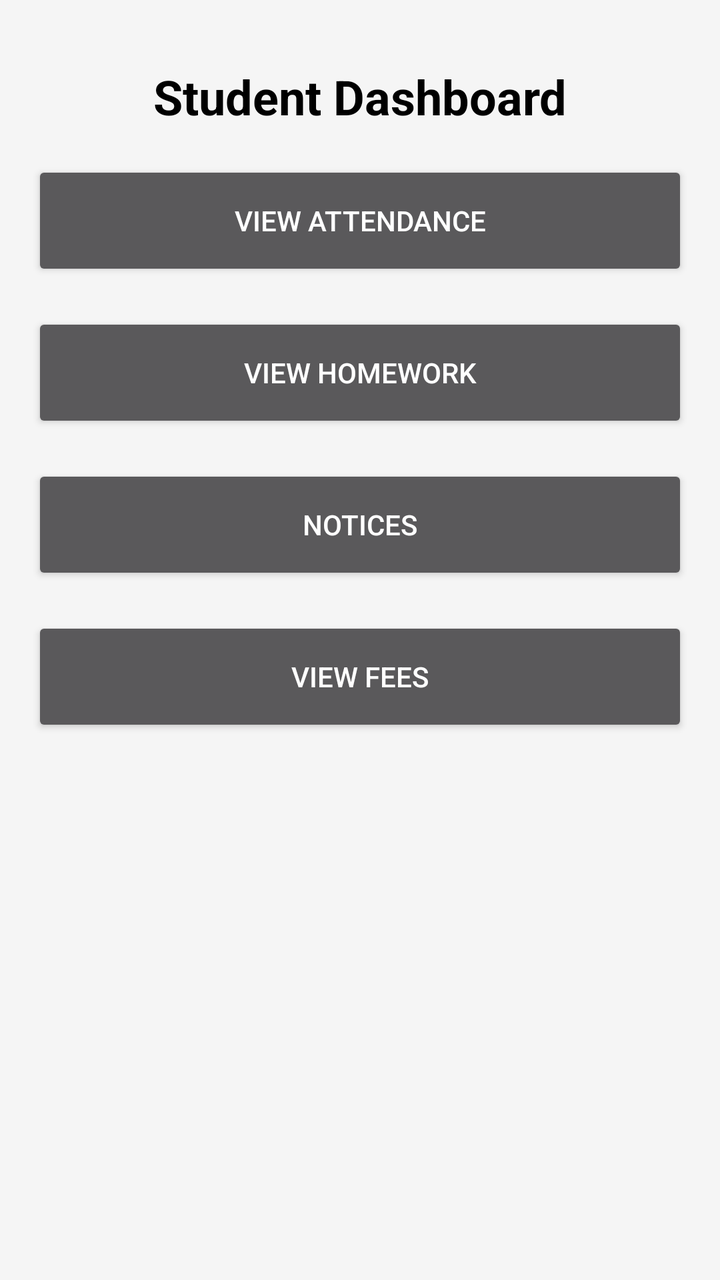
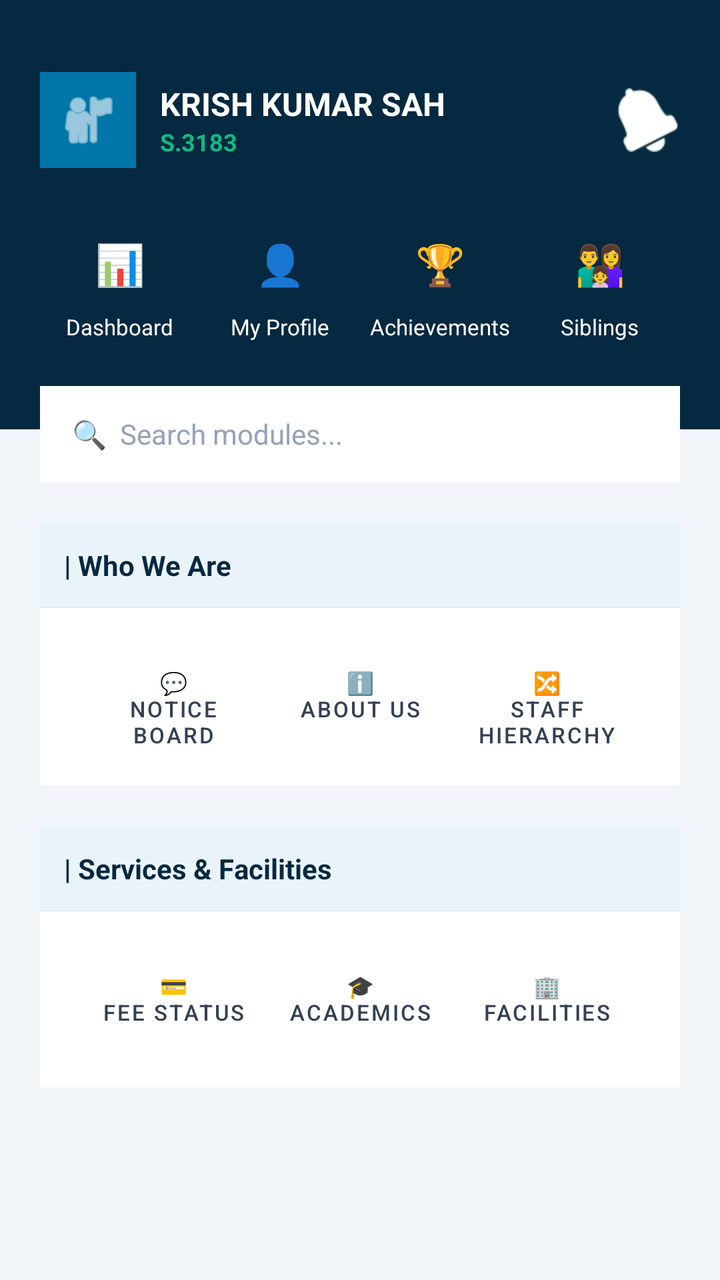

An Android layout rendered at two revisions. The XML below is the earlier revision; the diff shows what the commit changed to produce the second picture.
<!-- AndroidManifest.xml: application theme Theme.SchoolPortalAndroid -->
<!-- res/layout/activity_student_dashboard.xml -->
<?xml version="1.0" encoding="utf-8"?>
<LinearLayout xmlns:android="http://schemas.android.com/apk/res/android"
    android:layout_width="match_parent"
    android:layout_height="match_parent"
    android:orientation="vertical"
    android:padding="16dp"
    android:background="@color/background_light">

    <TextView
        android:layout_width="match_parent"
        android:layout_height="wrap_content"
        android:text="Student Dashboard"
        android:textSize="24sp"
        android:textStyle="bold"
        android:textColor="@color/black"
        android:gravity="center"
        android:padding="16dp"/>

    <Button
        android:id="@+id/btnAttendanceView"
        android:layout_width="match_parent"
        android:layout_height="60dp"
        android:text="View Attendance"
        android:layout_marginBottom="16dp"/>

    <Button
        android:id="@+id/btnHomeworkView"
        android:layout_width="match_parent"
        android:layout_height="60dp"
        android:text="View Homework"
        android:layout_marginBottom="16dp"/>

    <Button
        android:id="@+id/btnNotices"
        android:layout_width="match_parent"
        android:layout_height="60dp"
        android:text="Notices"
        android:layout_marginBottom="16dp"/>

    <Button
        android:id="@+id/btnFeesView"
        android:layout_width="match_parent"
        android:layout_height="60dp"
        android:text="View Fees"/>

</LinearLayout>
<!-- resources referenced by this layout -->
<resources>
  <color name="background_light">#F5F5F5</color>
  <color name="black">#000000</color>
  <style name="Theme.SchoolPortalAndroid" parent="Theme.MaterialComponents.NoActionBar">
          
          <item name="colorPrimary">@color/primary</item>
          <item name="colorPrimaryVariant">@color/primary_variant</item>
          <item name="colorOnPrimary">@color/black</item>
          
          
          <item name="colorSecondary">@color/secondary</item>
          <item name="colorOnSecondary">@color/white</item>
          
          
          <item name="android:statusBarColor">@color/background_dark</item>
          <item name="android:windowBackground">@color/background_dark</item>
          <item name="android:textColor">@color/text_primary</item>
      </style>
  <color name="primary">#00E5FF</color>
  <color name="primary_variant">#00B8D4</color>
  <color name="secondary">#7C4DFF</color>
  <color name="white">#FFFFFF</color>
  <color name="background_dark">#121212</color>
  <color name="text_primary">#FFFFFF</color>
</resources>

<!-- the commit's change to res/layout/activity_student_dashboard.xml (unified diff, before → after) -->
@@ -1,46 +1,327 @@
 <?xml version="1.0" encoding="utf-8"?>
-<LinearLayout xmlns:android="http://schemas.android.com/apk/res/android"
+<ScrollView xmlns:android="http://schemas.android.com/apk/res/android"
+    xmlns:app="http://schemas.android.com/apk/res-auto"
     android:layout_width="match_parent"
     android:layout_height="match_parent"
-    android:orientation="vertical"
-    android:padding="16dp"
-    android:background="@color/background_light">
-
-    <TextView
+    android:fillViewport="true"
+    android:background="#F1F5F9">
+
+    <LinearLayout
         android:layout_width="match_parent"
         android:layout_height="wrap_content"
-        android:text="Student Dashboard"
-        android:textSize="24sp"
-        android:textStyle="bold"
-        android:textColor="@color/black"
-        android:gravity="center"
-        android:padding="16dp"/>
-
-    <Button
-        android:id="@+id/btnAttendanceView"
-        android:layout_width="match_parent"
-        android:layout_height="60dp"
-        android:text="View Attendance"
-        android:layout_marginBottom="16dp"/>
-
-    <Button
-        android:id="@+id/btnHomeworkView"
-        android:layout_width="match_parent"
-        android:layout_height="60dp"
-        android:text="View Homework"
-        android:layout_marginBottom="16dp"/>
-
-    <Button
-        android:id="@+id/btnNotices"
-        android:layout_width="match_parent"
-        android:layout_height="60dp"
-        android:text="Notices"
-        android:layout_marginBottom="16dp"/>
-
-    <Button
-        android:id="@+id/btnFeesView"
-        android:layout_width="match_parent"
-        android:layout_height="60dp"
-        android:text="View Fees"/>
-
-</LinearLayout>
+        android:orientation="vertical">
+
+        
+        <LinearLayout
+            android:layout_width="match_parent"
+            android:layout_height="wrap_content"
+            android:orientation="vertical"
+            android:background="#042940"
+            android:paddingTop="36dp"
+            android:paddingHorizontal="20dp"
+            android:paddingBottom="44dp">
+
+            
+            <RelativeLayout
+                android:layout_width="match_parent"
+                android:layout_height="wrap_content"
+                android:layout_marginBottom="24dp">
+
+                <ImageView
+                    android:id="@+id/ivAvatar"
+                    android:layout_width="48dp"
+                    android:layout_height="48dp"
+                    android:src="@android:drawable/ic_menu_myplaces"
+                    app:tint="@android:color/white"
+                    android:background="#0076a8"
+                    android:padding="8dp"
+                    android:layout_alignParentStart="true" />
+
+                <LinearLayout
+                    android:layout_width="wrap_content"
+                    android:layout_height="wrap_content"
+                    android:orientation="vertical"
+                    android:layout_toEndOf="@id/ivAvatar"
+                    android:layout_marginStart="12dp"
+                    android:layout_centerVertical="true">
+
+                    <TextView
+                        android:id="@+id/tvStudentName"
+                        android:layout_width="wrap_content"
+                        android:layout_height="wrap_content"
+                        android:text="KRISH KUMAR SAH"
+                        android:textSize="16sp"
+                        android:textStyle="bold"
+                        android:textColor="@android:color/white" />
+
+                    <TextView
+                        android:id="@+id/tvStudentCode"
+                        android:layout_width="wrap_content"
+                        android:layout_height="wrap_content"
+                        android:text="S.3183"
+                        android:textSize="12sp"
+                        android:textStyle="bold"
+                        android:textColor="#10B981" />
+                </LinearLayout>
+
+                <ImageView
+                    android:id="@+id/btnNotificationBell"
+                    android:layout_width="32dp"
+                    android:layout_height="32dp"
+                    android:src="@android:drawable/ic_popup_reminder"
+                    app:tint="@android:color/white"
+                    android:layout_alignParentEnd="true"
+                    android:layout_centerVertical="true" />
+            </RelativeLayout>
+
+            
+            <LinearLayout
+                android:layout_width="match_parent"
+                android:layout_height="wrap_content"
+                android:orientation="horizontal"
+                android:weightSum="4">
+
+                <LinearLayout
+                    android:layout_width="0dp"
+                    android:layout_height="wrap_content"
+                    android:layout_weight="1"
+                    android:orientation="vertical"
+                    android:gravity="center">
+
+                    <TextView
+                        android:layout_width="48dp"
+                        android:layout_height="48dp"
+                        android:text="📊"
+                        android:textSize="20sp"
+                        android:gravity="center"
+                        android:background="?attr/selectableItemBackgroundBorderless" />
+
+                    <TextView
+                        android:layout_width="wrap_content"
+                        android:layout_height="wrap_content"
+                        android:text="Dashboard"
+                        android:textSize="11sp"
+                        android:textColor="@android:color/white" />
+                </LinearLayout>
+
+                <LinearLayout
+                    android:layout_width="0dp"
+                    android:layout_height="wrap_content"
+                    android:layout_weight="1"
+                    android:orientation="vertical"
+                    android:gravity="center">
+
+                    <TextView
+                        android:layout_width="48dp"
+                        android:layout_height="48dp"
+                        android:text="👤"
+                        android:textSize="20sp"
+                        android:gravity="center" />
+
+                    <TextView
+                        android:layout_width="wrap_content"
+                        android:layout_height="wrap_content"
+                        android:text="My Profile"
+                        android:textSize="11sp"
+                        android:textColor="@android:color/white" />
+                </LinearLayout>
+
+                <LinearLayout
+                    android:layout_width="0dp"
+                    android:layout_height="wrap_content"
+                    android:layout_weight="1"
+                    android:orientation="vertical"
+                    android:gravity="center">
+
+                    <TextView
+                        android:layout_width="48dp"
+                        android:layout_height="48dp"
+                        android:text="🏆"
+                        android:textSize="20sp"
+                        android:gravity="center" />
+
+                    <TextView
+                        android:layout_width="wrap_content"
+                        android:layout_height="wrap_content"
+                        android:text="Achievements"
+                        android:textSize="11sp"
+                        android:textColor="@android:color/white" />
+                </LinearLayout>
+
+                <LinearLayout
+                    android:layout_width="0dp"
+                    android:layout_height="wrap_content"
+                    android:layout_weight="1"
+                    android:orientation="vertical"
+                    android:gravity="center">
+
+                    <TextView
+                        android:layout_width="48dp"
+                        android:layout_height="48dp"
+                        android:text="👨‍👩‍👧"
+                        android:textSize="20sp"
+                        android:gravity="center" />
+
+                    <TextView
+                        android:layout_width="wrap_content"
+                        android:layout_height="wrap_content"
+                        android:text="Siblings"
+                        android:textSize="11sp"
+                        android:textColor="@android:color/white" />
+                </LinearLayout>
+            </LinearLayout>
+        </LinearLayout>
+
+        
+        <FrameLayout
+            android:layout_width="match_parent"
+            android:layout_height="wrap_content"
+            android:paddingHorizontal="20dp"
+            android:layout_marginTop="-22dp">
+
+            <EditText
+                android:layout_width="match_parent"
+                android:layout_height="48dp"
+                android:background="@android:color/white"
+                android:hint="🔍  Search modules..."
+                android:textColorHint="#94A3B8"
+                android:textSize="14sp"
+                android:paddingHorizontal="16dp"
+                android:elevation="4dp" />
+        </FrameLayout>
+
+        
+        <LinearLayout
+            android:layout_width="match_parent"
+            android:layout_height="wrap_content"
+            android:orientation="vertical"
+            android:padding="20dp">
+
+            
+            <LinearLayout
+                android:layout_width="match_parent"
+                android:layout_height="wrap_content"
+                android:orientation="vertical"
+                android:layout_marginBottom="20dp">
+
+                <TextView
+                    android:layout_width="match_parent"
+                    android:layout_height="wrap_content"
+                    android:text="| Who We Are"
+                    android:textSize="14sp"
+                    android:textStyle="bold"
+                    android:textColor="#042940"
+                    android:background="#EBF3FA"
+                    android:padding="12dp" />
+
+                <LinearLayout
+                    android:layout_width="match_parent"
+                    android:layout_height="wrap_content"
+                    android:orientation="vertical"
+                    android:background="@android:color/white"
+                    android:padding="20dp"
+                    android:elevation="2dp">
+
+                    <LinearLayout
+                        android:layout_width="match_parent"
+                        android:layout_height="wrap_content"
+                        android:orientation="horizontal"
+                        android:weightSum="3">
+
+                        <Button
+                            android:id="@+id/btnNotices"
+                            style="@style/Widget.MaterialComponents.Button.TextButton"
+                            android:layout_width="0dp"
+                            android:layout_height="wrap_content"
+                            android:layout_weight="1"
+                            android:text="💬\nNotice Board"
+                            android:textColor="#334155"
+                            android:textSize="11sp" />
+
+                        <Button
+                            android:id="@+id/btnAttendanceView"
+                            style="@style/Widget.MaterialComponents.Button.TextButton"
+                            android:layout_width="0dp"
+                            android:layout_height="wrap_content"
+                            android:layout_weight="1"
+                            android:text="ℹ️\nAbout Us"
+                            android:textColor="#334155"
+                            android:textSize="11sp" />
+
+                        <Button
+                            android:id="@+id/btnHomeworkView"
+                            style="@style/Widget.MaterialComponents.Button.TextButton"
+                            android:layout_width="0dp"
+                            android:layout_height="wrap_content"
+                            android:layout_weight="1"
+                            android:text="🔀\nStaff Hierarchy"
+                            android:textColor="#334155"
+                            android:textSize="11sp" />
+                    </LinearLayout>
+                </LinearLayout>
+            </LinearLayout>
+
+            
+            <LinearLayout
+                android:layout_width="match_parent"
+                android:layout_height="wrap_content"
+                android:orientation="vertical"
+                android:layout_marginBottom="20dp">
+
+                <TextView
+                    android:layout_width="match_parent"
+                    android:layout_height="wrap_content"
+                    android:text="| Services &amp; Facilities"
+                    android:textSize="14sp"
+                    android:textStyle="bold"
+                    android:textColor="#042940"
+                    android:background="#EBF3FA"
+                    android:padding="12dp" />
+
+                <LinearLayout
+                    android:layout_width="match_parent"
+                    android:layout_height="wrap_content"
+                    android:orientation="vertical"
+                    android:background="@android:color/white"
+                    android:padding="20dp"
+                    android:elevation="2dp">
+
+                    <LinearLayout
+                        android:layout_width="match_parent"
+                        android:layout_height="wrap_content"
+                        android:orientation="horizontal"
+                        android:weightSum="3">
+
+                        <Button
+                            android:id="@+id/btnFeesView"
+                            style="@style/Widget.MaterialComponents.Button.TextButton"
+                            android:layout_width="0dp"
+                            android:layout_height="wrap_content"
+                            android:layout_weight="1"
+                            android:text="💳\nFee Status"
+                            android:textColor="#334155"
+                            android:textSize="11sp" />
+
+                        <Button
+                            style="@style/Widget.MaterialComponents.Button.TextButton"
+                            android:layout_width="0dp"
+                            android:layout_height="wrap_content"
+                            android:layout_weight="1"
+                            android:text="🎓\nAcademics"
+                            android:textColor="#334155"
+                            android:textSize="11sp" />
+
+                        <Button
+                            style="@style/Widget.MaterialComponents.Button.TextButton"
+                            android:layout_width="0dp"
+                            android:layout_height="wrap_content"
+                            android:layout_weight="1"
+                            android:text="🏢\nFacilities"
+                            android:textColor="#334155"
+                            android:textSize="11sp" />
+                    </LinearLayout>
+                </LinearLayout>
+            </LinearLayout>
+        </LinearLayout>
+    </LinearLayout>
+</ScrollView>
<!-- resource entries referenced after the edit -->
@@ -1,7 +1,5 @@
 <!-- resources referenced by this layout -->
 <resources>
-  <color name="background_light">#F5F5F5</color>
-  <color name="black">#000000</color>
   <style name="Theme.SchoolPortalAndroid" parent="Theme.MaterialComponents.NoActionBar">
           
           <item name="colorPrimary">@color/primary</item>
@@ -19,6 +17,7 @@
       </style>
   <color name="primary">#00E5FF</color>
   <color name="primary_variant">#00B8D4</color>
+  <color name="black">#000000</color>
   <color name="secondary">#7C4DFF</color>
   <color name="white">#FFFFFF</color>
   <color name="background_dark">#121212</color>
